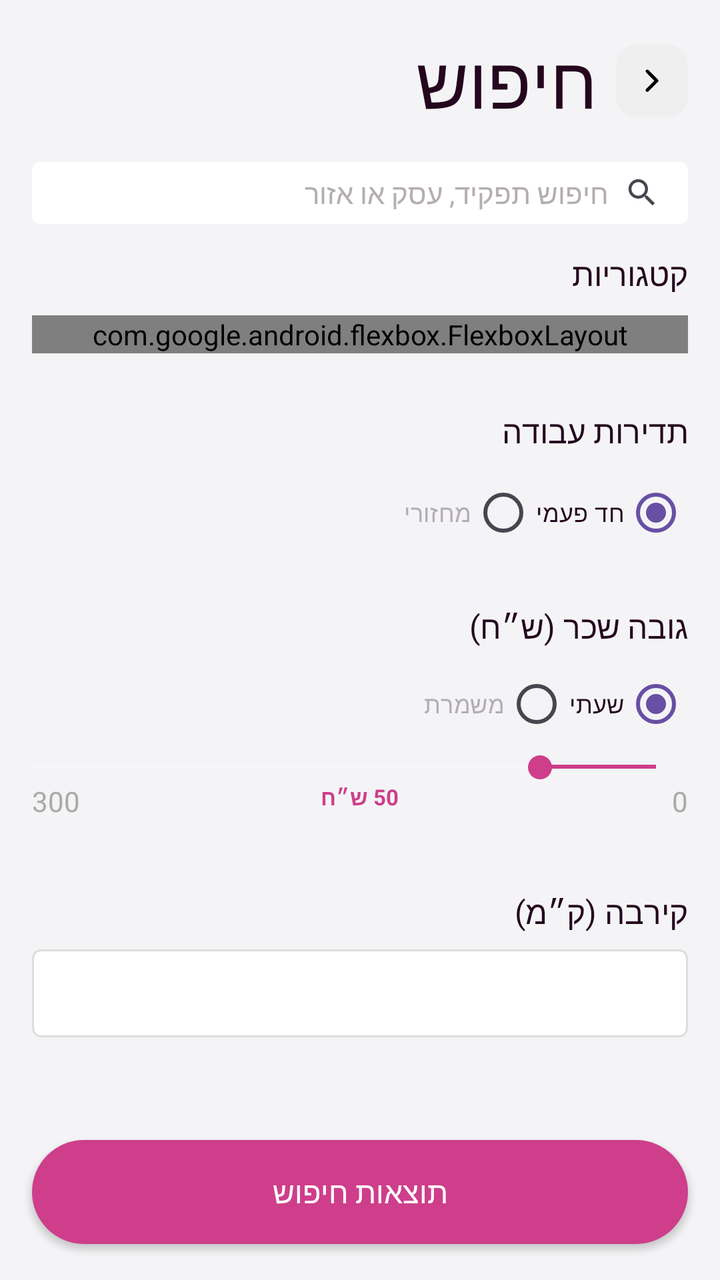
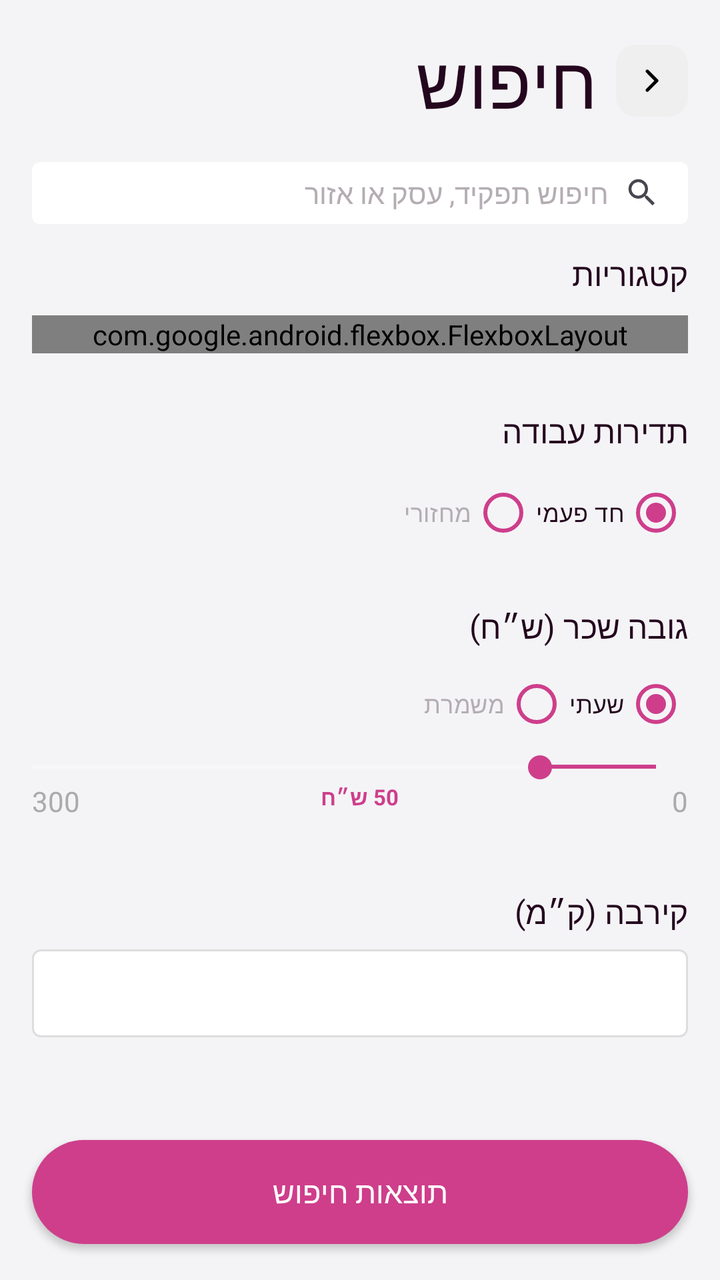

Screens rendered from an Android XML layout before and after an edit, with the pre-edit source and the edit as a unified diff.
<!-- AndroidManifest.xml: application theme Theme.ClickJob_FinalProject -->
<!-- res/layout/fragment_search.xml -->
<?xml version="1.0" encoding="utf-8"?>
<androidx.constraintlayout.widget.ConstraintLayout
    xmlns:android="http://schemas.android.com/apk/res/android"
    xmlns:app="http://schemas.android.com/apk/res-auto"
    android:layout_width="match_parent"
    android:layout_height="match_parent"
    android:background="#F4F4F6"
    android:layoutDirection="rtl">

    <LinearLayout
        android:id="@+id/headerLayout"
        android:layout_width="0dp"
        android:layout_height="wrap_content"
        android:orientation="horizontal"
        android:layoutDirection="rtl"
        android:gravity="center_vertical"
        android:layout_marginTop="16dp"
        android:layout_marginHorizontal="16dp"
        app:layout_constraintTop_toTopOf="parent"
        app:layout_constraintStart_toStartOf="parent"
        app:layout_constraintEnd_toEndOf="parent">

        
        <ImageView
            android:id="@+id/ivBack"
            android:layout_width="36dp"
            android:layout_height="36dp"
            android:src="@drawable/ic_arrow_forward"
            android:background="@drawable/bg_back_button"
            android:padding="8dp"
            android:contentDescription="Back" />

        
        <TextView
            android:id="@+id/tvTitle"
            android:layout_width="wrap_content"
            android:layout_height="wrap_content"
            android:layout_marginStart="10dp"
            android:text="חיפוש"
            android:textColor="#24061E"
            android:textSize="36sp"
            android:fontFamily="@font/ploni_bold_aaa" />

    </LinearLayout>
    <EditText
        android:id="@+id/etSearch"
        android:layout_width="0dp"
        android:layout_height="31dp"
        android:layout_marginHorizontal="16dp"
        android:layout_marginTop="16dp"
        android:background="@drawable/bg_search_bar"
        android:drawableStart="@drawable/ic_search"
        android:textDirection="rtl"
        android:layoutDirection="rtl"
        android:drawablePadding="8dp"
        android:fontFamily="@font/ploni_medium_aaa"
        android:gravity="center_vertical|start"
        android:hint="חיפוש תפקיד, עסק או אזור"
        android:inputType="text"
        android:paddingStart="14dp"
        android:paddingEnd="14dp"
        android:textColor="#24061E"
        android:textColorHint="#B4ADB3"
        android:textSize="14sp"
        app:layout_constraintTop_toBottomOf="@id/headerLayout"
        app:layout_constraintStart_toStartOf="parent"
        app:layout_constraintEnd_toEndOf="parent" />

    <androidx.core.widget.NestedScrollView
        android:id="@+id/scrollView"
        android:layout_width="0dp"
        android:layout_height="0dp"
        android:layout_marginTop="8dp"
        android:fillViewport="false"
        app:layout_constraintTop_toBottomOf="@id/etSearch"
        app:layout_constraintBottom_toTopOf="@id/btnSearch"
        app:layout_constraintStart_toStartOf="parent"
        app:layout_constraintEnd_toEndOf="parent">

        <LinearLayout
            android:layout_width="match_parent"
            android:layout_height="wrap_content"
            android:orientation="vertical"
            android:paddingHorizontal="16dp"
            android:paddingBottom="16dp">

            <TextView
                android:layout_width="match_parent"
                android:layout_height="wrap_content"
                android:layout_marginTop="6dp"
                android:fontFamily="@font/ploni_bold_aaa"
                android:gravity="start"
                android:text="קטגוריות"
                android:textColor="#24061E"
                android:textSize="16sp" />

            <com.google.android.flexbox.FlexboxLayout
                android:id="@+id/flexboxCategories"
                android:layout_width="match_parent"
                android:layout_height="wrap_content"
                android:layout_marginTop="10dp"
                android:layoutDirection="rtl"
                app:alignItems="center"
                app:flexDirection="row"
                app:flexWrap="wrap"
                app:justifyContent="flex_start" />

            <TextView
                android:layout_width="match_parent"
                android:layout_height="wrap_content"
                android:layout_marginTop="28dp"
                android:fontFamily="@font/ploni_bold_aaa"
                android:gravity="start"
                android:text="תדירות עבודה"
                android:textColor="#24061E"
                android:textSize="16sp" />

            <RadioGroup
                android:id="@+id/rgFrequency"
                android:layout_width="match_parent"
                android:layout_height="wrap_content"
                android:layout_marginTop="6dp"
                android:orientation="horizontal"
                android:layoutDirection="rtl">

                <RadioButton
                    android:id="@+id/rbRecurring"
                    android:layout_width="wrap_content"
                    android:layout_height="wrap_content"
                    android:buttonTint="@color/brand_pink"
                    android:checked="true"
                    android:fontFamily="@font/ploni_medium_aaa"
                    android:text="חד פעמי"
                    android:textColor="#24061E"
                    android:textSize="12sp" />

                <RadioButton
                    android:id="@+id/rbOneTime"
                    android:layout_width="wrap_content"
                    android:layout_height="wrap_content"
                    android:layout_marginEnd="26dp"
                    android:buttonTint="@color/brand_pink"
                    android:fontFamily="@font/ploni_medium_aaa"
                    android:text="מחזורי"
                    android:textColor="#B4ADB3"
                    android:textSize="12sp" />

            </RadioGroup>

            <TextView
                android:layout_width="match_parent"
                android:layout_height="wrap_content"
                android:layout_marginTop="22dp"
                android:fontFamily="@font/ploni_bold_aaa"
                android:gravity="start"
                android:text="גובה שכר (ש״ח)"
                android:textColor="#24061E"
                android:textSize="16sp" />

            <RadioGroup
                android:id="@+id/rgSalaryType"
                android:layout_width="match_parent"
                android:layout_height="wrap_content"
                android:layout_marginTop="4dp"
                android:orientation="horizontal"
                android:layoutDirection="rtl">

                <RadioButton
                    android:id="@+id/rbHourly"
                    android:layout_width="wrap_content"
                    android:layout_height="wrap_content"
                    android:buttonTint="@color/brand_pink"
                    android:checked="true"
                    android:fontFamily="@font/ploni_medium_aaa"
                    android:text="שעתי"
                    android:textColor="#24061E"
                    android:textSize="12sp" />

                <RadioButton
                    android:id="@+id/rbFixed"
                    android:layout_width="wrap_content"
                    android:layout_height="wrap_content"
                    android:layout_marginEnd="36dp"
                    android:buttonTint="@color/brand_pink"
                    android:fontFamily="@font/ploni_medium_aaa"
                    android:text="משמרת"
                    android:textColor="#B4ADB3"
                    android:textSize="12sp" />

            </RadioGroup>


            <SeekBar
                android:id="@+id/seekBarSalary"
                android:layout_width="380dp"
                android:layout_height="15dp"
                android:max="300"
                android:progress="50"
                android:layoutDirection="rtl"
                android:progressTint="@color/brand_pink"
                android:thumbTint="@color/brand_pink"
                android:progressBackgroundTint="#FFFFFF" />

            <RelativeLayout
                android:layout_width="match_parent"
                android:layout_height="30dp">

                <TextView
                    android:id="@+id/tvSalaryMax"
                    android:layout_width="wrap_content"
                    android:layout_height="wrap_content"
                    android:layout_alignParentEnd="true"
                    android:text="300"
                    android:textColor="#AAAAAA"
                    android:textSize="14sp" />

                <TextView
                    android:id="@+id/tvSalaryValue"
                    android:layout_width="wrap_content"
                    android:layout_height="wrap_content"
                    android:layout_centerHorizontal="true"
                    android:text="50 ש״ח"
                    android:textColor="@color/brand_pink"
                    android:textSize="11sp"
                    android:textStyle="bold" />

                <TextView
                    android:id="@+id/tvSalaryMin"
                    android:layout_width="wrap_content"
                    android:layout_height="wrap_content"
                    android:layout_alignParentStart="true"
                    android:text="0"
                    android:textColor="#AAAAAA"
                    android:textSize="14sp" />

            </RelativeLayout>

            <TextView
                android:layout_width="match_parent"
                android:layout_height="wrap_content"
                android:layout_marginTop="24dp"
                android:fontFamily="@font/ploni_bold_aaa"
                android:gravity="start"
                android:text="קירבה (ק״מ)"
                android:textColor="#24061E"
                android:textSize="16sp" />

            <Spinner
                android:id="@+id/spinnerDistance"
                android:layout_width="match_parent"
                android:layout_height="44dp"
                android:layout_marginTop="8dp"
                android:background="@drawable/bg_spinner"
                android:paddingStart="12dp"
                android:paddingEnd="12dp" />

        </LinearLayout>
    </androidx.core.widget.NestedScrollView>

    <androidx.appcompat.widget.AppCompatButton
        android:id="@+id/btnSearch"
        android:layout_width="0dp"
        android:layout_height="52dp"
        android:layout_marginHorizontal="16dp"
        android:layout_marginBottom="18dp"
        android:background="@drawable/bg_button_pink"
        android:elevation="6dp"
        android:fontFamily="@font/ploni_bold_aaa"
        android:text="תוצאות חיפוש"
        android:textAllCaps="false"
        android:textColor="#FFFFFF"
        android:textSize="15sp"
        app:layout_constraintBottom_toBottomOf="parent"
        app:layout_constraintStart_toStartOf="parent"
        app:layout_constraintEnd_toEndOf="parent" />

</androidx.constraintlayout.widget.ConstraintLayout>
<!-- resources referenced by this layout -->
<resources>
  <color name="brand_pink">#CE3E8B</color>
  <!-- drawable bg_back_button (drawable) -->
  <?xml version="1.0" encoding="utf-8"?>
  <shape xmlns:android="http://schemas.android.com/apk/res/android"
      android:shape="rectangle">
      <solid android:color="#EFEFEF" />
      <corners android:radius="10dp" />
  </shape>
  <!-- drawable bg_button_pink (drawable) -->
  <?xml version="1.0" encoding="utf-8"?>
  <shape xmlns:android="http://schemas.android.com/apk/res/android"
      android:shape="rectangle">
      <solid android:color="@color/brand_pink" />
      <corners android:radius="28dp" />
  </shape>
  <!-- drawable bg_search_bar (drawable) -->
  <?xml version="1.0" encoding="utf-8"?>
  <shape xmlns:android="http://schemas.android.com/apk/res/android">
      <solid android:color="#FFFFFF" />
      <corners android:radius="4dp" />
  </shape>
  <!-- drawable bg_spinner (drawable) -->
  <?xml version="1.0" encoding="utf-8"?>
  <shape xmlns:android="http://schemas.android.com/apk/res/android">
      <solid android:color="#FFFFFF" />
      <corners android:radius="4dp" />
      <stroke
          android:width="1dp"
          android:color="#DDDDDD" />
  </shape>
  <!-- drawable ic_arrow_forward (drawable) -->
  <vector xmlns:android="http://schemas.android.com/apk/res/android"
      android:width="30dp"
      android:height="30dp"
      android:viewportWidth="30"
      android:viewportHeight="30">
    <path
        android:pathData="M19.424,14.112L12.349,7.05C12.233,6.933 12.095,6.84 11.943,6.776C11.79,6.713 11.627,6.68 11.462,6.68C11.297,6.68 11.134,6.713 10.981,6.776C10.829,6.84 10.691,6.933 10.574,7.05C10.342,7.284 10.211,7.601 10.211,7.931C10.211,8.261 10.342,8.578 10.574,8.812L16.762,15.062L10.574,21.25C10.342,21.484 10.211,21.801 10.211,22.131C10.211,22.461 10.342,22.778 10.574,23.012C10.69,23.131 10.828,23.225 10.981,23.289C11.133,23.353 11.297,23.387 11.462,23.387C11.627,23.387 11.791,23.353 11.943,23.289C12.096,23.225 12.234,23.131 12.349,23.012L19.424,15.95C19.551,15.833 19.653,15.691 19.722,15.533C19.791,15.375 19.827,15.204 19.827,15.031C19.827,14.858 19.791,14.688 19.722,14.53C19.653,14.372 19.551,14.229 19.424,14.112Z"
        android:fillColor="#000000"/>
  </vector>
  <!-- drawable ic_search (drawable) -->
  <?xml version="1.0" encoding="utf-8"?>
  <vector xmlns:android="http://schemas.android.com/apk/res/android"
      android:width="18dp"
      android:height="18dp"
      android:viewportWidth="24"
      android:viewportHeight="24"
      android:tint="?attr/colorControlNormal">
      <path
          android:fillColor="#FF000000"
          android:pathData="M15.5,14h-0.79l-0.28,-0.27C15.41,12.59 16,11.11 16,9.5 16,5.91 13.09,3 9.5,3S3,5.91 3,9.5 5.91,16 9.5,16c1.61,0 3.09,-0.59 4.23,-1.57l0.27,0.28v0.79l5,4.99L20.49,19l-4.99,-5zM9.5,14C7.01,14 5,11.99 5,9.5S7.01,5 9.5,5 14,7.01 14,9.5 11.99,14 9.5,14z"/>
  </vector>
  <style name="Theme.ClickJob_FinalProject" parent="Base.Theme.ClickJob_FinalProject" />
  <style name="Base.Theme.ClickJob_FinalProject" parent="Theme.Material3.DayNight.NoActionBar">
          
          
      </style>
</resources>

<!-- the commit's change to res/layout/fragment_search.xml (unified diff, before → after) -->
@@ -127,23 +127,23 @@
                     android:id="@+id/rbRecurring"
                     android:layout_width="wrap_content"
                     android:layout_height="wrap_content"
-                    android:buttonTint="@color/brand_pink"
                     android:checked="true"
                     android:fontFamily="@font/ploni_medium_aaa"
                     android:text="חד פעמי"
                     android:textColor="#24061E"
-                    android:textSize="12sp" />
+                    android:textSize="12sp"
+                    app:buttonTint="@color/brand_pink"/>
 
                 <RadioButton
                     android:id="@+id/rbOneTime"
                     android:layout_width="wrap_content"
                     android:layout_height="wrap_content"
                     android:layout_marginEnd="26dp"
-                    android:buttonTint="@color/brand_pink"
                     android:fontFamily="@font/ploni_medium_aaa"
                     android:text="מחזורי"
                     android:textColor="#B4ADB3"
-                    android:textSize="12sp" />
+                    android:textSize="12sp"
+                    app:buttonTint="@color/brand_pink"/>
 
             </RadioGroup>
 
@@ -169,23 +169,23 @@
                     android:id="@+id/rbHourly"
                     android:layout_width="wrap_content"
                     android:layout_height="wrap_content"
-                    android:buttonTint="@color/brand_pink"
                     android:checked="true"
                     android:fontFamily="@font/ploni_medium_aaa"
                     android:text="שעתי"
                     android:textColor="#24061E"
-                    android:textSize="12sp" />
+                    android:textSize="12sp"
+                    app:buttonTint="@color/brand_pink"/>
 
                 <RadioButton
                     android:id="@+id/rbFixed"
                     android:layout_width="wrap_content"
                     android:layout_height="wrap_content"
                     android:layout_marginEnd="36dp"
-                    android:buttonTint="@color/brand_pink"
                     android:fontFamily="@font/ploni_medium_aaa"
                     android:text="משמרת"
                     android:textColor="#B4ADB3"
-                    android:textSize="12sp" />
+                    android:textSize="12sp"
+                    app:buttonTint="@color/brand_pink"/>
 
             </RadioGroup>
 
